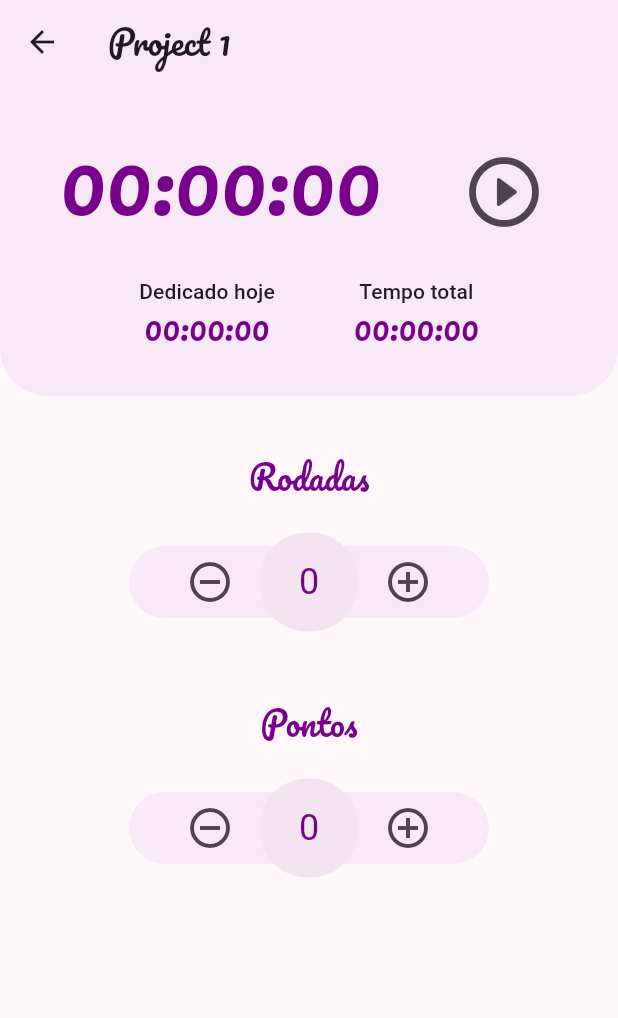
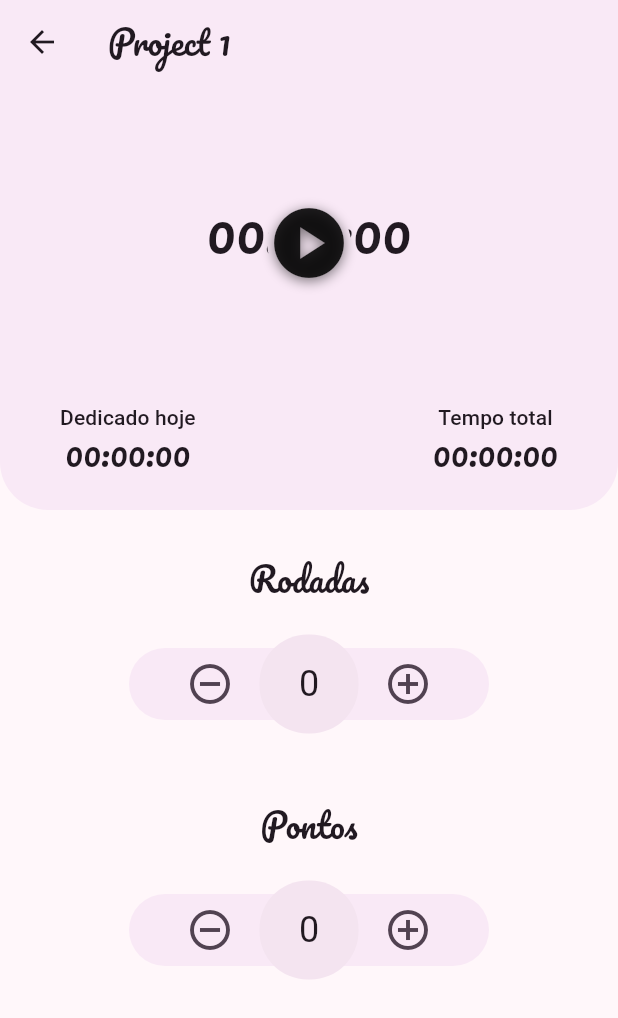
Before and after one commit to saycass/crochetime, a Flutter app: the TimerScreen screen opened directly with empty values, on a phone screen of 412 x 824 dp. Shown: the top 1018 px of the screen. Run offline on Flutter 3.47's test engine with Material 3 defaults, Android fonts, the phone set to English and light mode, and no system bars; our stand-ins replace animate_do, go_router, google_fonts; network calls fail.

Commit message:
Update the timer screen layout again

```diff
--- a/lib/ui/timer/timer_screen.dart
+++ b/lib/ui/timer/timer_screen.dart
@@ -40,8 +40,7 @@ class _TimerScreenState extends State<TimerScreen> {
       body: Column(
         children: [
           Container(
-            padding: Dimension.larger.horizontalPadding +
-                Dimension.large.verticalPadding,
+            padding: Dimension.larger.horizontalPadding,
             decoration: BoxDecoration(
               borderRadius: Dimension.large.circularBottomBorder,
               color: context.colorScheme.surfaceContainer,
@@ -49,10 +48,11 @@ class _TimerScreenState extends State<TimerScreen> {
             child: Column(
               mainAxisAlignment: MainAxisAlignment.end,
               children: [
+                Dimension.medium.vertical,
                 StopWatch(stopwatch: _stopwatch),
-                Dimension.small.vertical,
+                Dimension.medium.vertical,
                 Row(
-                  mainAxisAlignment: MainAxisAlignment.spaceEvenly,
+                  mainAxisAlignment: MainAxisAlignment.spaceBetween,
                   children: [
                     Column(
                       children: [
@@ -65,9 +65,7 @@ class _TimerScreenState extends State<TimerScreen> {
                         Text(
                           '00:00:00',
                           textAlign: TextAlign.center,
-                          style: context.textTheme.titleLarge!.copyWith(
-                            color: context.colorScheme.primary,
-                          ),
+                          style: context.textTheme.titleLarge,
                         ),
                       ],
                     ),
@@ -82,14 +80,13 @@ class _TimerScreenState extends State<TimerScreen> {
                         Text(
                           '00:00:00',
                           textAlign: TextAlign.center,
-                          style: context.textTheme.titleLarge!.copyWith(
-                            color: context.colorScheme.primary,
-                          ),
+                          style: context.textTheme.titleLarge,
                         ),
                       ],
                     ),
                   ],
                 ),
+                Dimension.medium.vertical,
               ],
             ),
           ),
@@ -97,14 +94,13 @@ class _TimerScreenState extends State<TimerScreen> {
             child: CustomScrollView(
               slivers: [
                 SliverFillRemaining(
+                  hasScrollBody: false,
                   child: Column(
                     children: [
-                      Dimension.larger.vertical,
+                      Dimension.large.vertical,
                       Text(
                         'Rodadas',
-                        style: context.textTheme.titleLarge!.copyWith(
-                          color: context.colorScheme.primary,
-                        ),
+                        style: context.textTheme.titleLarge!,
                       ),
                       Dimension.small.vertical,
                       ValueListenableBuilder(
@@ -125,9 +121,7 @@ class _TimerScreenState extends State<TimerScreen> {
                       Dimension.larger.vertical,
                       Text(
                         'Pontos',
-                        style: context.textTheme.titleLarge!.copyWith(
-                          color: context.colorScheme.primary,
-                        ),
+                        style: context.textTheme.titleLarge!,
                       ),
                       Dimension.small.vertical,
                       ValueListenableBuilder(
--- a/lib/ui/timer/widgets/counter.dart
+++ b/lib/ui/timer/widgets/counter.dart
@@ -67,8 +67,7 @@ class Counter extends StatelessWidget {
               child: Center(
                 child: Text(
                   value.toString(),
-                  style: context.textTheme.bodyLarge!.copyWith(
-                    color: context.colorScheme.primary,
+                  style: context.textTheme.bodyMedium!.copyWith(
                     fontSize: Dimension.medium.size,
                   ),
                 ),
--- a/lib/ui/timer/widgets/stopwatch.dart
+++ b/lib/ui/timer/widgets/stopwatch.dart
@@ -27,7 +27,7 @@ class _StopWatchState extends State<StopWatch> {
   void _start() {
     _isRunning.value = true;
     _stopwatch.start();
-    _timer = Timer.periodic(const Duration(seconds: 1), (timer) {
+    _timer = Timer.periodic(const Duration(milliseconds: 100), (timer) {
       _elapsedTime.value = _stopwatch.elapsed;
     });
   }
@@ -48,36 +48,81 @@ class _StopWatchState extends State<StopWatch> {
 
   @override
   Widget build(BuildContext context) {
-    return Row(
+    return Column(
       mainAxisAlignment: MainAxisAlignment.spaceBetween,
       children: [
-        Padding(
+        SizedBox(
+          height: 164,
+          width: 170,
+          child: Stack(
+            children: [
+              Center(
+                child: Padding(
                   padding: Dimension.small.bottomPadding,
                   child: ValueListenableBuilder(
                     valueListenable: _elapsedTime,
                     builder: (context, value, _) {
                       return Text(
                         value.formatted,
-                style: context.textTheme.displayLarge!.copyWith(
-                  color: context.colorScheme.primary,
+                        style: context.textTheme.displaySmall,
+                      );
+                    },
+                  ),
+                ),
+              ),
+              Center(
+                child: ValueListenableBuilder(
+                  valueListenable: _isRunning,
+                  builder: (context, value, child) {
+                    return AnimatedSwitcher(
+                      duration: const Duration(milliseconds: 300),
+                      child: value ? SizedBox.shrink(key: UniqueKey()) : child,
+                    );
+                  },
+                  child: Container(
+                    decoration: BoxDecoration(
+                      color: context.colorScheme.surfaceContainer,
+                      shape: BoxShape.circle,
+                    ),
+                    child: Icon(
+                      Icons.play_circle,
+                      size: Dimension.extraLarge.size,
+                      shadows: [
+                        BoxShadow(
+                          color: context.colorScheme.shadow.withOpacity(0.5),
+                          offset: const Offset(0, 2),
+                          blurRadius: 10,
+                        ),
+                      ],
+                    ),
+                  ),
+                ),
+              ),
+              Center(
+                child: SizedBox(
+                  height: double.maxFinite,
+                  width: double.maxFinite,
+                  child: ValueListenableBuilder(
+                    valueListenable: _elapsedTime,
+                    builder: (context, value, _) {
+                      return GestureDetector(
+                        onTap: () {
+                          if (_isRunning.value) return _stop();
+                          _start();
+                        },
+                        child: CircularProgressIndicator(
+                          value: (value.inMilliseconds % 60000) / 60000,
+                          strokeWidth: 10,
+                          valueColor: AlwaysStoppedAnimation(
+                            context.colorScheme.primary,
+                          ),
                         ),
                       );
                     },
                   ),
                 ),
-        IconButton(
-          onPressed: () {
-            if (_isRunning.value) return _stop();
-            _start();
-          },
-          icon: ValueListenableBuilder(
-            valueListenable: _isRunning,
-            builder: (_, value, __) {
-              final icon = value
-                  ? Icons.pause_circle_outline_rounded
-                  : Icons.play_circle_outline_rounded;
-              return Icon(icon, size: Dimension.extraLarge.size);
-            },
+              ),
+            ],
           ),
         ),
       ],
```
Lines whose indentation alone changed are shown as unchanged.
